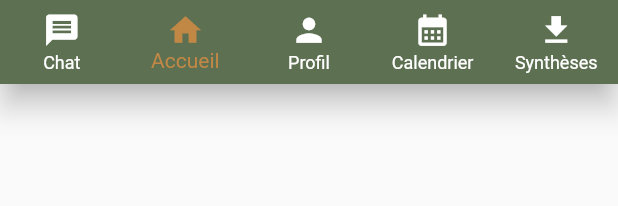
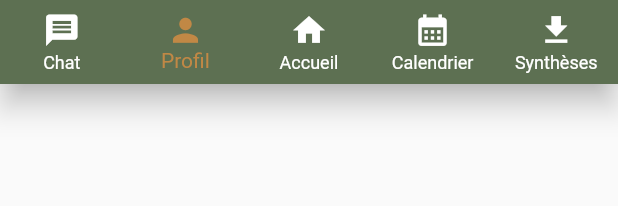
Before and after one commit to khalilkrm/StudentsForStudentsMobile, a Flutter app: the ScreenNavigationBar widget shown alone on an empty page, opened directly, on a phone screen of 412 x 824 dp. Shown: the top 206 px of the screen. Run offline on Flutter 3.47's test engine with Material 2 defaults, Android fonts, the phone set to English and light mode, and no system bars; our stand-ins replace cloud_firestore, firebase_core, flutter_secure_storage, google_fonts, google_maps_flutter, google_sign_in and 4 more; missing offline and left inert: flutter_polyline_points, icalendar_parser, open_file_plus, syncfusion_localizations; accounts and stored records are empty; generated files the repository leaves out were written again.

```diff
--- a/lib/main.dart
+++ b/lib/main.dart
@@ -140,9 +140,9 @@ class MyApp extends StatelessWidget {
                   case 0:
                     return const ChatPage();
                   case 1:
-                    return const HomePage();
+                    return const ProfilePage();
                   case 2:
-                    return const ProfilePage();
+                  return const HomePage();
                   case 3:
                     return const CalendarPage();
                   case 4:
--- a/lib/models/request/RequestModel.dart
+++ b/lib/models/request/RequestModel.dart
@@ -35,7 +35,7 @@ class RequestModel {
       _$RequestModelFromJson(json);
 
   getFormatedDate() {
-    var date = DateFormat('dd/MM/y').parse(this.date);
+    var date = DateFormat('dd-MM-y').parse(this.date);
     final DateFormat formatter = DateFormat('EEEE d MMMM y');
     return formatter.format(date);
   }
--- a/lib/views/organisms/screen_navigation_bar.dart
+++ b/lib/views/organisms/screen_navigation_bar.dart
@@ -21,12 +21,12 @@ class _ScreenNavigationBarState extends State<ScreenNavigationBar> {
             label: 'Chat',
           ),
           BottomNavigationBarItem(
+            icon: Icon(Icons.person, size: 25),
+            label: 'Profil',
+          ),
+          BottomNavigationBarItem(
             icon: Icon(Icons.home, size: 25),
             label: 'Accueil',
-          ),
-          BottomNavigationBarItem(
-            icon: Icon(Icons.person, size: 25),
-            label: 'Profil',
           ),
           BottomNavigationBarItem(
             icon: Icon(Icons.calendar_month, size: 25),
```
